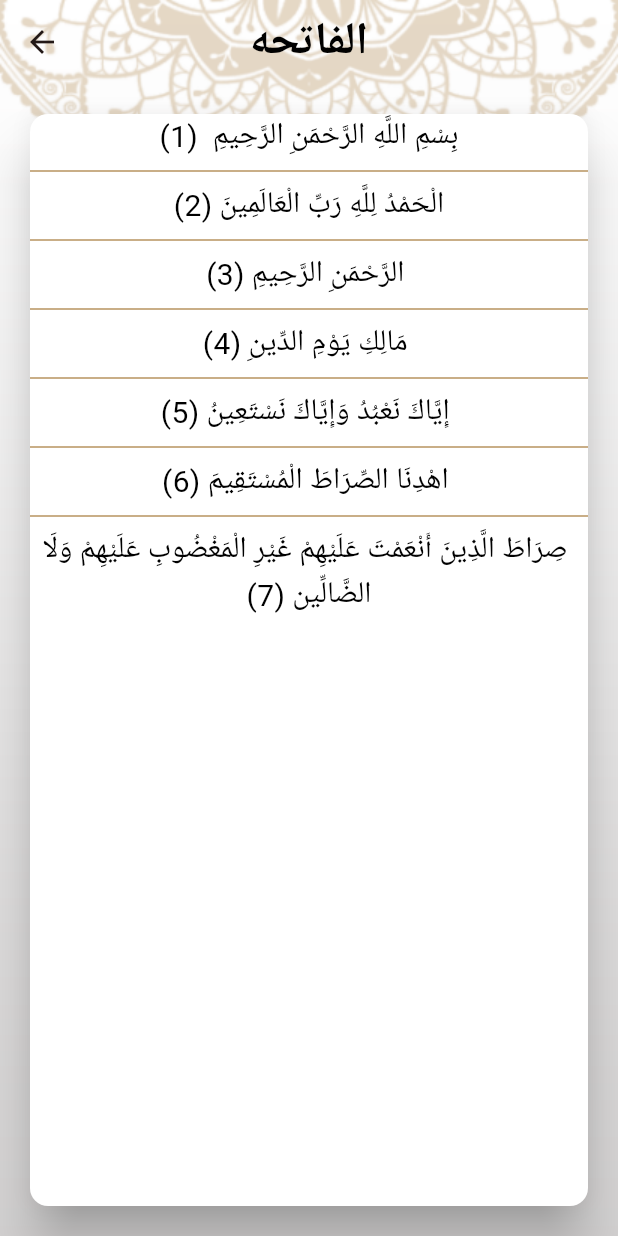
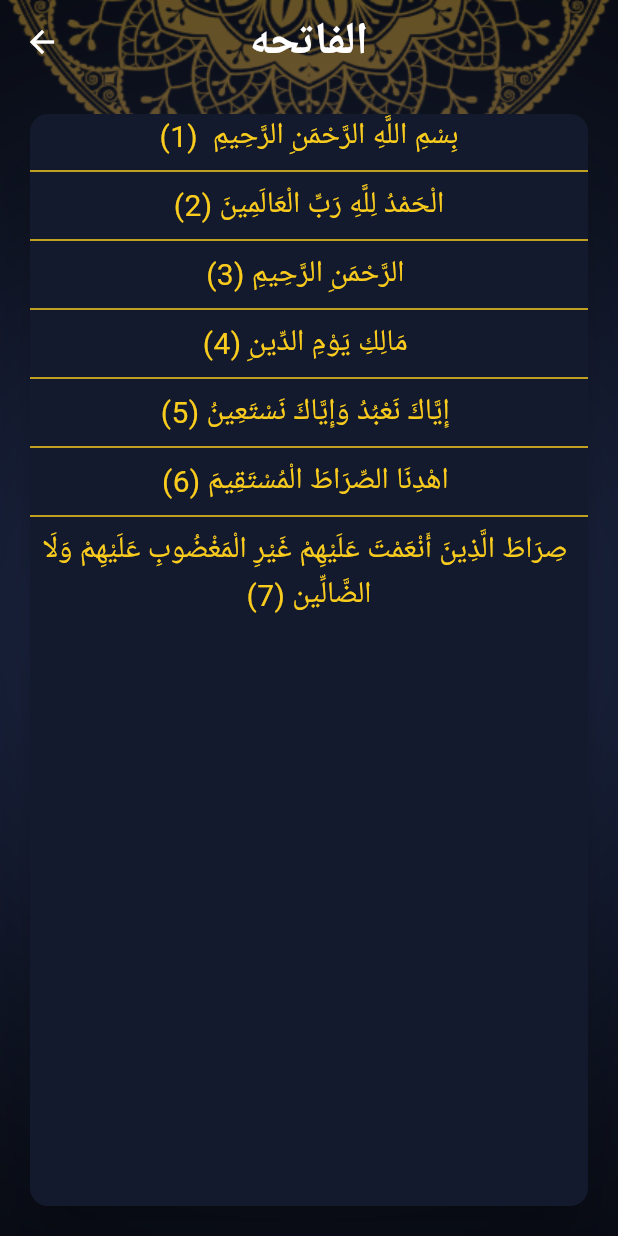
Before and after one commit to MohamedAbdelQader/islamy_app, a Flutter app: the screen it shows after launch, after a tap on "الفاتحه", on a phone screen of 412 x 824 dp. Run offline on Flutter 3.47's test engine with Material 3 defaults, Android fonts, the phone set to English and light mode, and no system bars; our stand-ins replace just_audio.

Commit message:
setting tab language / theme dark /light

```diff
--- a/lib/Screens/Home/home screen.dart
+++ b/lib/Screens/Home/home screen.dart
@@ -4,6 +4,8 @@ import 'package:islamy_app/Screens/Home/tabs/athkartab.dart';
 import 'package:islamy_app/Screens/Home/tabs/quran%20tab.dart';
 import 'package:islamy_app/Screens/Home/tabs/radio%20tab.dart';
 import 'package:islamy_app/Screens/Home/tabs/sebha%20tab.dart';
+import 'package:islamy_app/Screens/Home/tabs/settings/settings_tab.dart';
+import 'package:islamy_app/style/app_style.dart';
 
 class HomeScreen extends StatefulWidget {
   static const routeName = "home";
@@ -16,15 +18,15 @@ class _HomeScreenState extends State<HomeScreen> {
     QuranTab(),
     AhadesTab(),
     SebhaTab(),
-    Athkartab(),
     RadioTab(),
+    SettingsTab()
   ];
   @override
   Widget build(BuildContext context) {
     return Container(
       decoration: BoxDecoration(
           image: DecorationImage(
-        image: AssetImage("assets/images/background.png"),
+        image: AssetImage(AppStyle.isDark?"assets/images/bgDark.png":"assets/images/background.png"),
         fit: BoxFit.fill,
       )),
       child: Scaffold(
@@ -67,18 +69,16 @@ class _HomeScreenState extends State<HomeScreen> {
               backgroundColor: Theme.of(context).colorScheme.primary,
 
               icon: ImageIcon(
-                AssetImage("assets/images/sebha.png"),
-              ),
-              label: "Athkar",
-            ),
-            BottomNavigationBarItem(
-              backgroundColor: Theme.of(context).colorScheme.primary,
-
-              icon: ImageIcon(
                 AssetImage("assets/images/radio.png"),
               ),
               label: "Radio",
             ),
+            BottomNavigationBarItem(
+              backgroundColor: Theme.of(context).colorScheme.primary,
+              icon: Icon(Icons.settings),
+              label: "Settings",
+            ),
+
           ],
         ),
         body: tabs[selectedIndex],
--- a/lib/Screens/Home/tabs/ahades tab.dart
+++ b/lib/Screens/Home/tabs/ahades tab.dart
@@ -2,6 +2,7 @@ import 'package:flutter/material.dart';
 import 'package:flutter/services.dart';
 import 'package:islamy_app/Screens/ahadeth%20details/ahadeth%20details%20screen.dart';
 import 'package:islamy_app/Screens/ahadeth%20details/models/ahadeth.dart';
+import 'package:islamy_app/style/app_style.dart';
 
 class AhadesTab extends StatefulWidget {
   @override
@@ -28,7 +29,8 @@ class _AhadesTabState extends State<AhadesTab> {
           textAlign: TextAlign.center,
           style: TextStyle(
             fontSize: 25,
-            fontWeight: FontWeight.bold
+            fontWeight: FontWeight.bold,
+            color: AppStyle.isDark?Colors.white:Colors.black
 
           ),),
         Divider(
@@ -57,6 +59,7 @@ class _AhadesTabState extends State<AhadesTab> {
                         textAlign: TextAlign.center,
                         style: TextStyle(
                             fontSize: 24,
+                          color:  AppStyle.isDark?Colors.white:Colors.black,
                         ),),
                     ),
                   ],
--- a/lib/Screens/Home/tabs/quran tab.dart
+++ b/lib/Screens/Home/tabs/quran tab.dart
@@ -1,5 +1,6 @@
 import 'package:flutter/material.dart';
 import 'package:islamy_app/Screens/Home/widgets/suraName%20widget.dart';
+import 'package:islamy_app/style/app_style.dart';
 
 class QuranTab extends StatelessWidget {
   List<String> suraNames = [
@@ -252,14 +253,14 @@ class QuranTab extends StatelessWidget {
                 textAlign: TextAlign.center,
                 style: TextStyle(
                 fontSize: 20,
-
+                  color: AppStyle.isDark?Colors.white:Colors.black,
               ),),
             ),
             Container(
               height: 30,
               width: 3,
               decoration: BoxDecoration(
-                color: Theme.of(context).colorScheme.primary
+                color: AppStyle.isDark?Color(0xFFFACC1D):Theme.of(context).primaryColor
               ),
 
             ),
@@ -267,7 +268,9 @@ class QuranTab extends StatelessWidget {
               child: Text("Verses Number",
                   textAlign: TextAlign.center,
                   style: TextStyle(
-                fontSize: 20,)
+                fontSize: 20,
+                    color: AppStyle.isDark?Colors.white:Colors.black,
+                  )
               ),
             )
           ],
--- a/lib/Screens/Home/tabs/sebha tab.dart
+++ b/lib/Screens/Home/tabs/sebha tab.dart
@@ -1,5 +1,4 @@
 import 'package:flutter/material.dart';
-
 class SebhaTab extends StatefulWidget {
   @override
   State<SebhaTab> createState() => _SebhaTabState();
--- a/lib/Screens/Home/widgets/suraName widget.dart
+++ b/lib/Screens/Home/widgets/suraName widget.dart
@@ -1,5 +1,6 @@
 import 'package:flutter/material.dart';
 import 'package:islamy_app/Screens/quran%20details/quran%20details%20screen.dart';
+import 'package:islamy_app/style/app_style.dart';
 
 class SuraNameWidget extends StatelessWidget {
   final String suraName;
@@ -20,14 +21,16 @@ class SuraNameWidget extends StatelessWidget {
               textAlign: TextAlign.center,
               style: TextStyle(
               fontSize: 20,
-                fontWeight: FontWeight.bold
-            ),),
+                fontWeight: FontWeight.bold,
+                color: AppStyle.isDark?Colors.white:Colors.black,
+
+              ),),
           ),
           Container(
             height: 35,
             width: 3,
             decoration: BoxDecoration(
-                color: Theme.of(context).colorScheme.primary
+                color: AppStyle.isDark?Color(0xFFFACC1D):Theme.of(context).primaryColor
             ),
 
           ),
@@ -36,7 +39,9 @@ class SuraNameWidget extends StatelessWidget {
                 textAlign: TextAlign.center,
                 style: TextStyle(
               fontSize: 20,
-            fontWeight: FontWeight.bold)
+            fontWeight: FontWeight.bold,
+                  color: AppStyle.isDark?Colors.white:Colors.black,
+                )
             ),
           )
         ],
--- a/lib/Screens/ahadeth details/ahadeth details screen.dart
+++ b/lib/Screens/ahadeth details/ahadeth details screen.dart
@@ -1,6 +1,8 @@
 import 'package:flutter/material.dart';
 import 'package:islamy_app/Screens/ahadeth%20details/models/ahadeth.dart';
 import 'package:islamy_app/Screens/ahadeth%20details/widgets/hadeth%20chapter.dart';
+
+import '../../style/app_style.dart';
 
 class AhadethDetailsScreen extends StatelessWidget {
 static const routeName ="Ahadeth screen";
@@ -11,7 +13,7 @@ static const routeName ="Ahadeth screen";
     return Container(
       decoration: BoxDecoration(
         image: DecorationImage(
-          image: AssetImage("assets/images/background.png"),
+          image: AssetImage(AppStyle.isDark?"assets/images/bgDark.png":"assets/images/background.png"),
           fit: BoxFit.fill,
         ),
       ),
--- a/lib/Screens/ahadeth details/widgets/hadeth chapter.dart
+++ b/lib/Screens/ahadeth details/widgets/hadeth chapter.dart
@@ -1,4 +1,6 @@
 import 'package:flutter/material.dart';
+
+import '../../../style/app_style.dart';
 
 class HadethChapter extends StatelessWidget {
   String content;
@@ -15,8 +17,9 @@ class HadethChapter extends StatelessWidget {
         textAlign: TextAlign.center,
         style:
         TextStyle(
-          color: Colors.black,
+          color: AppStyle.isDark?Color(0xFFFACC1D):Colors.black,
           fontSize: 25,
+
         ),),
     );
   }
--- a/lib/Screens/quran details/quran details screen.dart
+++ b/lib/Screens/quran details/quran details screen.dart
@@ -1,6 +1,7 @@
 import 'package:flutter/material.dart';
 import 'package:flutter/services.dart';
 import 'package:islamy_app/Screens/quran%20details/widgets/QuranChapter.dart';
+import 'package:islamy_app/style/app_style.dart';
 
 class QuranArgs {
   String Name;
@@ -29,7 +30,7 @@ class _QuranDetailsScreenState extends State<QuranDetailsScreen> {
     return Container(
         decoration: BoxDecoration(
           image: DecorationImage(
-            image: AssetImage("assets/images/background.png"),
+            image: AssetImage(AppStyle.isDark?"assets/images/bgDark.png":"assets/images/background.png"),
             fit: BoxFit.fill,
           ),
         ),
--- a/lib/Screens/quran details/widgets/QuranChapter.dart
+++ b/lib/Screens/quran details/widgets/QuranChapter.dart
@@ -1,4 +1,5 @@
 import 'package:flutter/material.dart';
+import 'package:islamy_app/style/app_style.dart';
 
 class Quranchapter extends StatelessWidget {
   String chapter;
@@ -14,8 +15,10 @@ class Quranchapter extends StatelessWidget {
       textAlign: TextAlign.center,
       style:
       TextStyle(
-        color: Colors.black,
+        color: AppStyle.isDark?Color(0xFFFACC1D):Colors.black,
         fontSize: 20,
+
+
       ),);
   }
 }
--- a/lib/main.dart
+++ b/lib/main.dart
@@ -2,6 +2,7 @@ import 'package:flutter/material.dart';
 import 'package:islamy_app/Screens/Home/home%20screen.dart';
 import 'package:islamy_app/Screens/ahadeth%20details/ahadeth%20details%20screen.dart';
 import 'package:islamy_app/Screens/quran%20details/quran%20details%20screen.dart';
+import 'package:islamy_app/style/app_style.dart';
 
 void main() {
   runApp(const MyApp());
@@ -15,45 +16,11 @@ class MyApp extends StatelessWidget {
   Widget build(BuildContext context) {
     return MaterialApp(
       title: 'Flutter Demo',
-      theme: ThemeData(
-        cardTheme: CardTheme(
-          surfaceTintColor: Colors.white,
-          color: Colors.white,
-          elevation: 15,
-          margin: EdgeInsets.all(20)
-        ),
-     dividerTheme:DividerThemeData(color: Color(0xFFB7935F)) ,
-     bottomNavigationBarTheme: BottomNavigationBarThemeData(
-       selectedItemColor:Colors.black ,
-       selectedIconTheme: IconThemeData(
-         color: Colors.black,
-         size: 35
-
-       ),
-       unselectedIconTheme: IconThemeData(
-         color: Colors.white,
-         size: 35
-       )
-     ),
-        appBarTheme:  AppBarTheme(
-          backgroundColor: Colors.transparent,
-          centerTitle: true,
-          titleTextStyle: TextStyle(
-            fontSize: 30,
-            fontWeight: FontWeight.bold,
-            color: Colors.black
-          )
-
-        ),
-        useMaterial3: true,
-        scaffoldBackgroundColor: Colors.transparent,
-        colorScheme: ColorScheme.fromSeed(seedColor: Colors.deepOrange,
-        primary: Color(0xFFB7935F),
-          secondary: Color(0xFFB7935F).withOpacity(0.57),
-          onPrimary: Colors.white,
-          onSecondary: Colors.black
-        )
-      ),
+      theme:AppStyle.lightTheme,
+      darkTheme: AppStyle.darkTheme,
+      themeMode: AppStyle.isDark
+          ? ThemeMode.dark
+          : ThemeMode.light,
       initialRoute: HomeScreen.routeName,
       routes: {
         HomeScreen.routeName:(_)=>HomeScreen(),
--- /dev/null
+++ b/lib/style/app_style.dart
@@ -0,0 +1,88 @@
+import 'package:flutter/material.dart';
+
+abstract class AppStyle{
+  static bool isDark=true;
+  static  ThemeData lightTheme=ThemeData(
+      cardTheme: CardTheme(
+          surfaceTintColor: Colors.white,
+          color: Colors.white,
+          elevation: 15,
+          margin: EdgeInsets.all(20)
+      ),
+      dividerTheme:DividerThemeData(color: Color(0xFFB7935F)) ,
+      bottomNavigationBarTheme: BottomNavigationBarThemeData(
+          selectedItemColor:Colors.black ,
+          selectedIconTheme: IconThemeData(
+              color: Colors.black,
+              size: 35
+
+          ),
+          unselectedIconTheme: IconThemeData(
+              color: Colors.white,
+              size: 35
+          )
+      ),
+      appBarTheme:  AppBarTheme(
+          backgroundColor: Colors.transparent,
+          centerTitle: true,
+          foregroundColor: Colors.black,
+          titleTextStyle: TextStyle(
+              fontSize: 30,
+              fontWeight: FontWeight.bold,
+              color: Colors.black
+          )
+
+      ),
+      useMaterial3: true,
+      scaffoldBackgroundColor: Colors.transparent,
+
+      colorScheme: ColorScheme.fromSeed(
+          seedColor: Colors.deepOrange,
+          primary: Color(0xFFB7935F),
+          secondary: Color(0xFFB7935F).withOpacity(0.57),
+          onPrimary: Colors.white,
+          onSecondary: Colors.black
+      )
+  );
+  static  ThemeData darkTheme=ThemeData(
+      cardTheme: CardTheme(
+          surfaceTintColor: Color(0xFF141A2E),
+          color: Color(0xFF141A2E),
+          elevation: 15,
+          margin: EdgeInsets.all(20)
+      ),
+      dividerTheme:DividerThemeData(color: Color(0xFFFACC1D)) ,
+      bottomNavigationBarTheme: BottomNavigationBarThemeData(
+          selectedItemColor:Color(0xFFFACC1D) ,
+          selectedIconTheme: IconThemeData(
+              color: Color(0xFFFACC1D),
+              size: 35
+
+          ),
+          unselectedIconTheme: IconThemeData(
+              color: Colors.white,
+              size: 35
+          )
+      ),
+      appBarTheme:  AppBarTheme(
+          backgroundColor: Colors.transparent,
+          centerTitle: true,
+          titleTextStyle: TextStyle(
+              fontSize: 30,
+              fontWeight: FontWeight.bold,
+              color: Colors.white
+          ),
+        foregroundColor: Colors.white,
+
+      ),
+      useMaterial3: true,
+      scaffoldBackgroundColor: Colors.transparent,
+      colorScheme: ColorScheme.fromSeed(
+          seedColor: Colors.deepOrange,
+          primary: Color(0xFF141A2E),
+          secondary:Color(0xFF141A2E) .withOpacity(0.57),
+          onPrimary: Colors.white,
+          onSecondary: Colors.white
+      )
+  );
+}
```
Also changed, not shown: lib/Screens/Home/tabs/settings/settings_tab.dart (added, +68 -0 lines), lib/Screens/Home/tabs/settings/widgets/custom_bottomsheet.dart (added, +24 -0 lines), lib/Screens/Home/tabs/settings/widgets/selected_item.dart (added, +22 -0 lines), lib/Screens/Home/tabs/settings/widgets/unselected_item.dart (added, +15 -0 lines), assets/images/bgDark.png (added).
